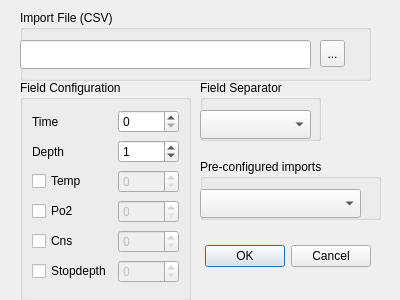
Qt form qt-ui/csvimportdialog.ui (subsurface/subsurface) before a commit.
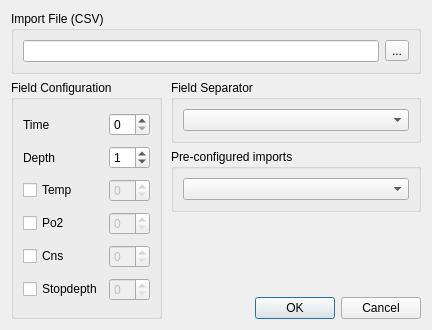
The same form after that commit.

Commit message:
Redesign CSV import dialog.
This fixes groupbox alignment and dialog resize issues.

The edit to the form file:
```diff
--- a/qt-ui/csvimportdialog.ui
+++ b/qt-ui/csvimportdialog.ui
@@ -6,96 +6,55 @@
    <rect>
     <x>0</x>
     <y>0</y>
-    <width>400</width>
-    <height>300</height>
+    <width>432</width>
+    <height>330</height>
    </rect>
   </property>
   <property name="windowTitle">
    <string>Import CSV file</string>
   </property>
-  <widget class="QDialogButtonBox" name="buttonBox">
-   <property name="geometry">
-    <rect>
-     <x>200</x>
-     <y>240</y>
-     <width>171</width>
-     <height>32</height>
-    </rect>
-   </property>
-   <property name="orientation">
-    <enum>Qt::Horizontal</enum>
-   </property>
-   <property name="standardButtons">
-    <set>QDialogButtonBox::Cancel|QDialogButtonBox::Ok</set>
-   </property>
-  </widget>
+  <layout class="QVBoxLayout" name="verticalLayout">
+   <item>
   <widget class="QGroupBox" name="groupBox">
-   <property name="geometry">
-    <rect>
-     <x>20</x>
-     <y>10</y>
-     <width>351</width>
-     <height>71</height>
-    </rect>
+     <property name="sizePolicy">
+      <sizepolicy hsizetype="Expanding" vsizetype="Preferred">
+       <horstretch>0</horstretch>
+       <verstretch>0</verstretch>
+      </sizepolicy>
    </property>
    <property name="title">
     <string>Import File (CSV)</string>
    </property>
-   <widget class="QLineEdit" name="CSVFile">
-    <property name="geometry">
-     <rect>
-      <x>0</x>
-      <y>30</y>
-      <width>291</width>
-      <height>29</height>
-     </rect>
-    </property>
-   </widget>
+     <layout class="QHBoxLayout" name="horizontalLayout">
+      <item>
+       <widget class="QLineEdit" name="CSVFile"/>
+      </item>
+      <item>
    <widget class="QToolButton" name="CSVFileSelector">
-    <property name="geometry">
-     <rect>
-      <x>300</x>
-      <y>30</y>
-      <width>25</width>
-      <height>27</height>
-     </rect>
-    </property>
     <property name="text">
      <string>...</string>
     </property>
    </widget>
-  </widget>
-  <widget class="QGroupBox" name="groupBox_2">
-   <property name="geometry">
-    <rect>
-     <x>200</x>
-     <y>80</y>
-     <width>121</width>
-     <height>61</height>
-    </rect>
-   </property>
-   <property name="title">
-    <string>Field Separator</string>
-   </property>
-   <widget class="QComboBox" name="CSVSeparator">
-    <property name="geometry">
-     <rect>
-      <x>0</x>
-      <y>30</y>
-      <width>111</width>
-      <height>29</height>
-     </rect>
-    </property>
-   </widget>
-  </widget>
+      </item>
+     </layout>
+    </widget>
+   </item>
+   <item>
+    <widget class="QWidget" name="horizontalWidget" native="true">
+     <layout class="QHBoxLayout" name="horizontalLayout_3">
+      <property name="spacing">
+       <number>0</number>
+      </property>
+      <property name="margin">
+       <number>0</number>
+      </property>
+      <item>
   <widget class="QGroupBox" name="groupBox_3">
-   <property name="geometry">
-    <rect>
-     <x>20</x>
-     <y>80</y>
-     <width>171</width>
-     <height>221</height>
-    </rect>
+        <property name="sizePolicy">
+         <sizepolicy hsizetype="Preferred" vsizetype="Expanding">
+          <horstretch>0</horstretch>
+          <verstretch>0</verstretch>
+         </sizepolicy>
    </property>
    <property name="title">
     <string>Field Configuration</string>
@@ -214,32 +173,83 @@
    <zorder>stopdepthCheckBox</zorder>
    <zorder>CSVstopdepth</zorder>
   </widget>
+      </item>
+      <item>
+       <widget class="QWidget" name="verticalWidget" native="true">
+        <layout class="QVBoxLayout" name="verticalLayout_2">
+         <property name="topMargin">
+          <number>0</number>
+         </property>
+         <property name="rightMargin">
+          <number>0</number>
+         </property>
+         <property name="bottomMargin">
+          <number>0</number>
+         </property>
+         <item>
+          <widget class="QGroupBox" name="groupBox_2">
+           <property name="title">
+            <string>Field Separator</string>
+           </property>
+           <layout class="QHBoxLayout" name="horizontalLayout_2">
+            <item>
+             <widget class="QComboBox" name="CSVSeparator"/>
+            </item>
+           </layout>
+          </widget>
+         </item>
+         <item>
   <widget class="QGroupBox" name="groupBox_4">
-   <property name="geometry">
-    <rect>
-     <x>200</x>
-     <y>159</y>
-     <width>181</width>
-     <height>61</height>
-    </rect>
+           <property name="sizePolicy">
+            <sizepolicy hsizetype="Preferred" vsizetype="Minimum">
+             <horstretch>0</horstretch>
+             <verstretch>0</verstretch>
+            </sizepolicy>
    </property>
    <property name="title">
     <string>Pre-configured imports</string>
    </property>
+           <layout class="QHBoxLayout" name="horizontalLayout_4">
+            <item>
    <widget class="QComboBox" name="knownImports">
-    <property name="geometry">
-     <rect>
-      <x>0</x>
-      <y>30</y>
-      <width>161</width>
-      <height>29</height>
-     </rect>
-    </property>
     <property name="currentIndex">
      <number>-1</number>
     </property>
    </widget>
-  </widget>
+            </item>
+           </layout>
+          </widget>
+         </item>
+         <item>
+          <spacer name="verticalSpacer">
+           <property name="orientation">
+            <enum>Qt::Vertical</enum>
+           </property>
+           <property name="sizeHint" stdset="0">
+            <size>
+             <width>20</width>
+             <height>40</height>
+            </size>
+           </property>
+          </spacer>
+         </item>
+         <item>
+          <widget class="QDialogButtonBox" name="buttonBox">
+           <property name="orientation">
+            <enum>Qt::Horizontal</enum>
+           </property>
+           <property name="standardButtons">
+            <set>QDialogButtonBox::Cancel|QDialogButtonBox::Ok</set>
+           </property>
+          </widget>
+         </item>
+        </layout>
+       </widget>
+      </item>
+     </layout>
+    </widget>
+   </item>
+  </layout>
  </widget>
  <resources/>
  <connections>
```
Left out of the diff: 56 changed lines with no effect on the pictures. Lines whose indentation alone changed are shown as unchanged.
